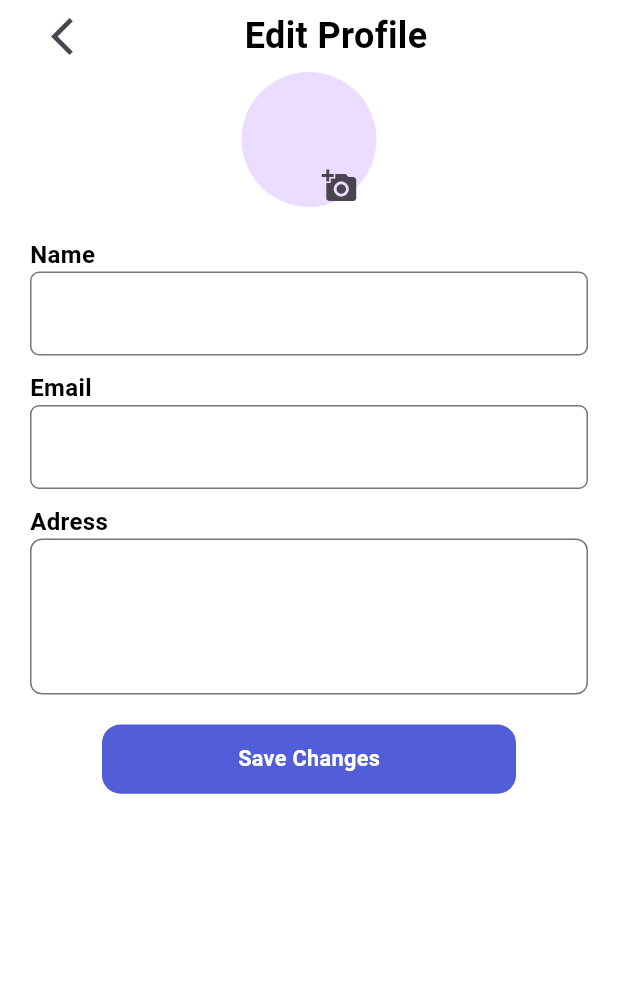
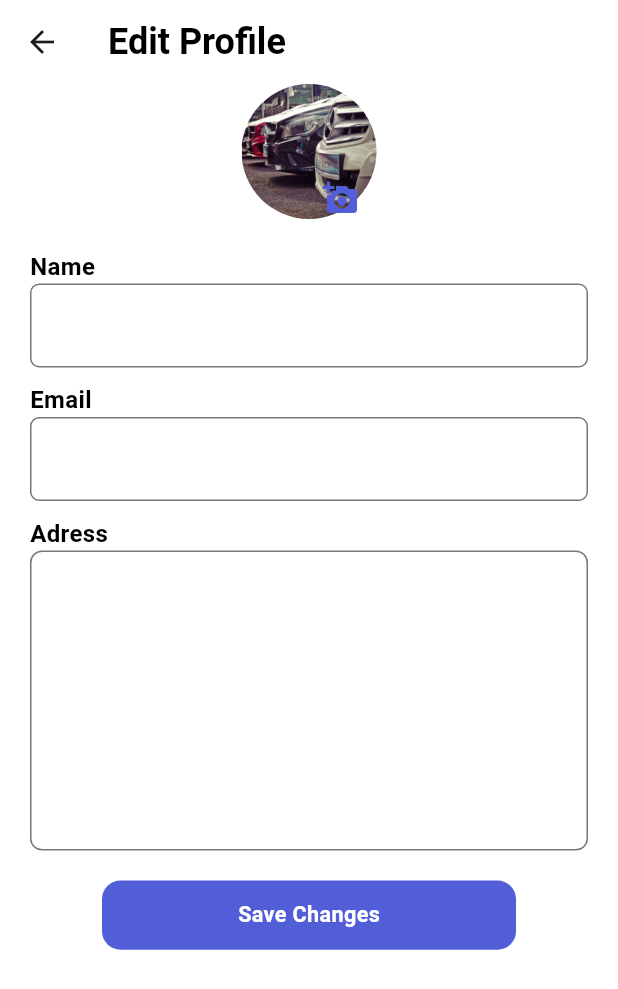
Before and after one commit to devdreamweaver007/ecom-spare-parts-College-Project-, a Flutter app: the Profileview screen opened directly, after a tap on "Edit Profile", on a phone screen of 412 x 824 dp. Shown: the top 989 px of the screen. Run offline on Flutter 3.47's test engine with Material 3 defaults, Android fonts, the phone set to English and light mode, and no system bars; our stand-ins replace another_flushbar, carousel_slider, curved_navigation_bar, dio, dots_indicator, flutter_easyloading and 6 more; accounts and stored records are empty; network calls fail.

Commit message:
recorrected profile page 1.11pm 6/22/2024

```diff
--- a/lib/profile/profileRepositery/repositery.dart
+++ b/lib/profile/profileRepositery/repositery.dart
@@ -1,15 +1,19 @@
 import 'dart:convert';
 
 import 'package:dio/dio.dart';
+import 'package:flutter_easyloading/flutter_easyloading.dart';
+import 'package:shared_preferences/shared_preferences.dart';
 import 'package:spareproject/profile/profileModel/editProfileModel.dart';
 import 'package:spareproject/profile/profileModel/profileModel.dart';
 
 class ProRepo {
   Future<ProfileModel?> getProfiledteials() async {
+    SharedPreferences pref = await SharedPreferences.getInstance();
+    int? id = pref.getInt('userId');
     try {
       var dio = Dio();
       var response = await dio.request(
-        'https://prethewram.pythonanywhere.com/api/profile/6/',
+        'https://prethewram.pythonanywhere.com/api/profile/$id/',
         options: Options(
           method: 'GET',
         ),
@@ -30,12 +34,15 @@ class ProRepo {
       {required String name,
       required String email,
       required String adress}) async {
+    EasyLoading.show();
+    SharedPreferences pref = await SharedPreferences.getInstance();
+    int? id = pref.getInt('userId');
     try {
       var headers = {'Content-Type': 'application/x-www-form-urlencoded'};
       var data = {'name': name, 'email': email, 'address_line': adress};
       var dio = Dio();
       var response = await dio.request(
-        'https://prethewram.pythonanywhere.com/api/profile/8/',
+        'https://prethewram.pythonanywhere.com/api/profile/$id/',
         options: Options(
           method: 'PUT',
           headers: headers,
@@ -44,12 +51,14 @@ class ProRepo {
       );
 
       if (response.statusCode == 200) {
+        EasyLoading.dismiss();
         print(json.encode(response.data));
         return EditProfileModel.fromJson(response.data);
       } else {
         print(response.statusMessage);
       }
     } catch (e) {
+      EasyLoading.dismiss();
       print('THis is yur Error: $e');
     }
   }
--- a/lib/profile/profileView/profileView.dart
+++ b/lib/profile/profileView/profileView.dart
@@ -4,7 +4,7 @@ import 'package:spareproject/Constents/colors.dart';
 import 'package:spareproject/Constents/font.dart';
 import 'package:spareproject/Extention/extension.dart';
 import 'package:spareproject/profile/profileView/widgets/editprofile.dart';
-import 'package:spareproject/profile/profileView/widgets/order.dart';
+import 'package:spareproject/profile/profileView/widgets/Adress.dart';
 import 'package:spareproject/profile/profileViewModel/proViewModel.dart';
 
 class Profileview extends StatefulWidget {
@@ -51,7 +51,8 @@ class _ProfileviewState extends State<Profileview> {
         ),
       ),
       backgroundColor: whiteColor,
-      body: SafeArea(
+      body: SingleChildScrollView(
+        child: SafeArea(
           child: Column(
             children: [
               SizedBox(
@@ -67,7 +68,8 @@ class _ProfileviewState extends State<Profileview> {
               Container(
                 width: MediaQuery.of(context).size.width,
                 decoration: BoxDecoration(color: whiteColor, boxShadow: [
-                BoxShadow(color: Colors.grey,
+                  BoxShadow(
+                      color: Colors.grey,
                       blurRadius: 4,
                       spreadRadius: .3,
                       offset: Offset(0, -1))
@@ -75,6 +77,7 @@ class _ProfileviewState extends State<Profileview> {
                 child: Column(
                   children: [
                     ListView.builder(
+                      physics: NeverScrollableScrollPhysics(),
                       shrinkWrap: true,
                       itemCount: profileitemName.length,
                       itemBuilder: (context, index) {
@@ -88,11 +91,11 @@ class _ProfileviewState extends State<Profileview> {
                                       builder: (context) => Editprofile(),
                                     ));
                                 break;
-                            case 1:
+                              case 3:
                                 Navigator.push(
                                     context,
                                     MaterialPageRoute(
-                                    builder: (context) => Order(),
+                                      builder: (context) => AdressView(),
                                     ));
                                 break;
                             }
@@ -115,6 +118,7 @@ class _ProfileviewState extends State<Profileview> {
             ],
           ),
         ),
+      ),
     );
   }
 }
--- a/lib/profile/profileView/widgets/editprofile.dart
+++ b/lib/profile/profileView/widgets/editprofile.dart
@@ -5,7 +5,7 @@ import 'package:image_picker/image_picker.dart';
 import 'package:provider/provider.dart';
 import 'package:spareproject/Constents/colors.dart';
 import 'package:spareproject/Constents/font.dart';
-import 'package:spareproject/Features/Authentication/AuthViewModel/authViewModel.dart';
+import 'package:spareproject/Extention/extension.dart';
 import 'package:spareproject/profile/profileViewModel/proViewModel.dart';
 
 class Editprofile extends StatefulWidget {
@@ -17,9 +17,6 @@ class Editprofile extends StatefulWidget {
 
 final ImagePicker _imagePicker = ImagePicker();
 File? _image;
-TextEditingController namcontroller = TextEditingController();
-TextEditingController emailController = TextEditingController();
-TextEditingController adressController = TextEditingController();
 
 class _EditprofileState extends State<Editprofile> {
   Future<void> pickImage() async {
@@ -38,54 +35,50 @@ class _EditprofileState extends State<Editprofile> {
     super.initState();
     final proviewmodel = Provider.of<ProVieModel>(context, listen: false);
     proviewmodel.getProfil();
+    proviewmodel.emailcontroller.text = proviewmodel.profileList?.email ?? "";
+    proviewmodel.namecontroller.text = proviewmodel.profileList?.name ?? "";
+    proviewmodel.adresscontroller.text =
+        proviewmodel.profileList?.addressLine ?? "";
   }
 
   @override
   Widget build(BuildContext context) {
-    final authViewModel = Provider.of<Authviewmodel>(context);
     final size = MediaQuery.of(context).size;
     final proViewmodel = Provider.of<ProVieModel>(context);
     return Scaffold(
+      appBar: AppBar(
         backgroundColor: whiteColor,
-      body: SafeArea(
+        title: Text(
+          'Edit Profile',
+          style: authText(24, blackColor, FontWeight.bold),
+        ),
+      ),
+      backgroundColor: whiteColor,
+      body: SingleChildScrollView(
+        child: SafeArea(
           child: Column(
             crossAxisAlignment: CrossAxisAlignment.start,
             children: [
-            Row(
-              children: [
-                Padding(
-                  padding: const EdgeInsets.only(left: 25),
-                  child: IconButton(
-                      onPressed: () {
-                        Navigator.of(context).pop();
-                      },
-                      icon: const Icon(
-                        Icons.arrow_back_ios,
-                        size: 30,
-                      )),
-                ),
-                SizedBox(
-                  width: 90,
-                ),
-                Text(
-                  'Edit Profile',
-                  style: authText(24, blackColor, FontWeight.bold),
-                ),
-              ],
-            ),
               Center(
                 child: Container(
                     height: 110,
                     child: Stack(children: [
                       CircleAvatar(
-                      radius: 45,
+                        maxRadius: 45,
+                        backgroundImage: _image == null
+                            ? AssetImage('cars.jpg'
+                                .ImagePath) // Adjust the asset path accordingly
+                            : FileImage(_image!),
                       ),
                       Positioned(
                           bottom: 10,
-                        right: 0.5,
+                          right: 0,
                           child: IconButton(
                               onPressed: pickImage,
-                            icon: Icon(Icons.add_a_photo)))
+                              icon: Icon(
+                                Icons.add_a_photo,
+                                color: buttonColor,
+                              )))
                     ])),
               ),
               Padding(
@@ -98,7 +91,7 @@ class _EditprofileState extends State<Editprofile> {
               Padding(
                 padding: const EdgeInsets.only(left: 20, right: 20),
                 child: TextField(
-                controller: namcontroller,
+                  controller: proViewmodel.namecontroller,
                   decoration: InputDecoration(
                       label: Text(
                         proViewmodel.profileList?.name ?? '',
@@ -118,12 +111,8 @@ class _EditprofileState extends State<Editprofile> {
               Padding(
                 padding: const EdgeInsets.only(left: 20, right: 20),
                 child: TextField(
-                controller: emailController,
+                  controller: proViewmodel.emailcontroller,
                   decoration: InputDecoration(
-                    label: Text(
-                      authViewModel.emailcontroller.text,
-                      style: authText(14, Colors.grey, FontWeight.w300),
-                    ),
                       border: OutlineInputBorder(
                           borderRadius: BorderRadius.circular(6))),
                 ),
@@ -141,15 +130,14 @@ class _EditprofileState extends State<Editprofile> {
                   right: 20,
                 ),
                 child: TextField(
-                controller: adressController,
+                  maxLines: 7,
+                  controller: proViewmodel.adresscontroller,
                   decoration: InputDecoration(
                     hintText: proViewmodel.profileList?.addressLine ?? '',
                     hintStyle: authText(16, blackColor, FontWeight.w500),
                     border: OutlineInputBorder(
                       borderRadius: BorderRadius.circular(8),
                     ),
-                  contentPadding:
-                      EdgeInsets.symmetric(vertical: 40.0, horizontal: 12.0),
                   ),
                 ),
               ),
@@ -160,9 +148,10 @@ class _EditprofileState extends State<Editprofile> {
                 child: InkWell(
                   onTap: () {
                     proViewmodel.editProfile(
-                      name: namcontroller.text,
-                      email: emailController.text,
-                      adress: adressController.text);
+                        context: context,
+                        name: proViewmodel.namecontroller.text,
+                        email: proViewmodel.emailcontroller.text,
+                        adress: proViewmodel.adresscontroller.text);
                   },
                   child: Container(
                     height: size.height * 0.056,
@@ -184,6 +173,7 @@ class _EditprofileState extends State<Editprofile> {
             ],
           ),
         ),
+      ),
     );
   }
 }
```
Also changed, not shown: lib/profile/profileView/widgets/Adress.dart (added, +85 -0 lines), lib/profile/profileView/widgets/order.dart (deleted, +0 -15 lines), lib/profile/profileViewModel/proViewModel.dart (+19 -1 lines). Lines whose indentation alone changed are shown as unchanged.
